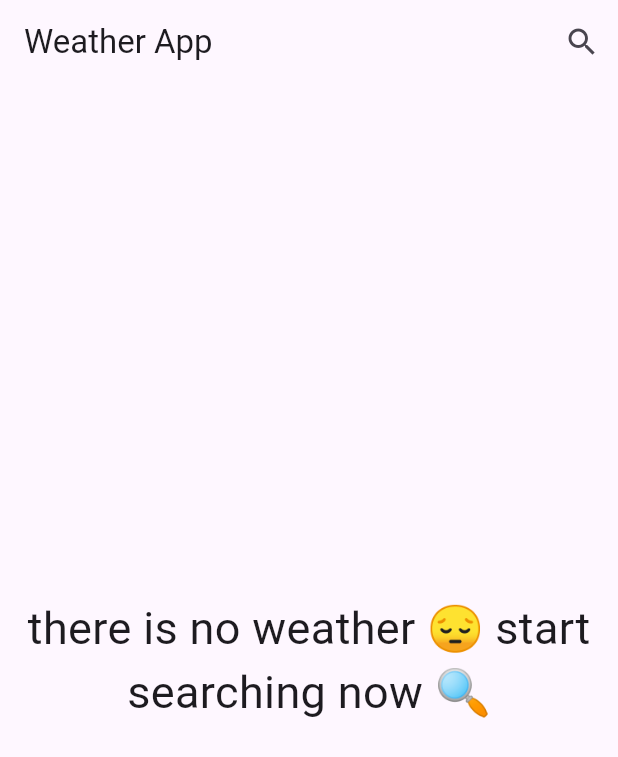
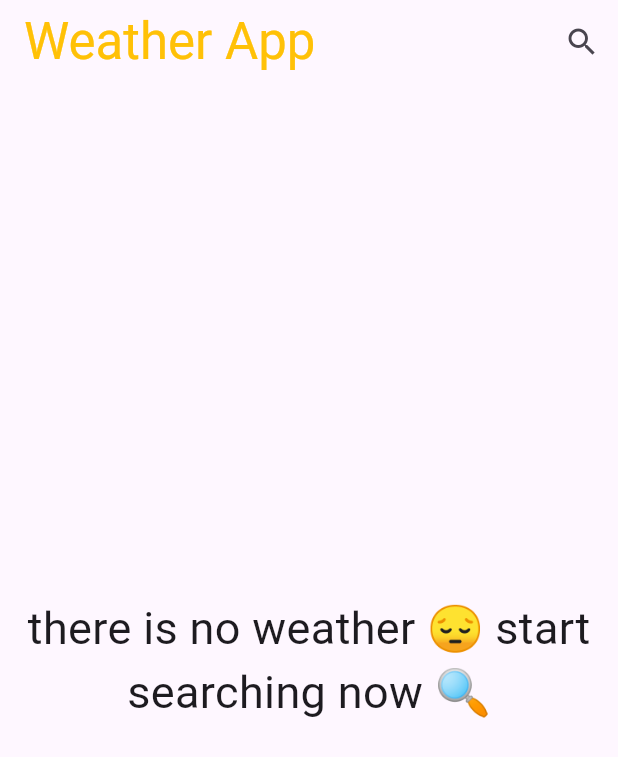
Before and after one commit to compare12121-coder/my_try, a Flutter app: the screen it shows after launch, on a phone screen of 412 x 824 dp. Shown: the top 757 px of the screen. Run offline on Flutter 3.47's test engine with Material 3 defaults, Android fonts, the phone set to English and light mode, and no system bars; our stand-ins replace dio, flutter_bloc.

Commit message:
add style for appbar text

```diff
--- a/lib/pages/home_page.dart
+++ b/lib/pages/home_page.dart
@@ -13,7 +13,7 @@ class HomePage extends StatelessWidget {
   Widget build(BuildContext context) {
     return Scaffold(
       appBar: AppBar(
-        title: const Text('Weather App'),
+        title: const Text('Weather App',style: TextStyle(color: Colors.amber,fontSize: 34),),
         actions: [
           IconButton(
             icon: const Icon(Icons.search),
```
